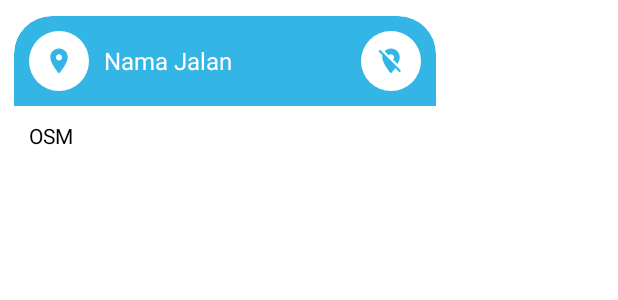
After one commit to CloudDear/TugasBesar_MBanking_18_Revisi, an Android app: the layout layout_tooltip.xml on its own in the app's theme, with its tools: preview values and no code run, on a phone screen of 412 x 824 dp. The commit adds this screen. Shown: the top 300 px of the screen. Run offline under Robolectric (Android 15) with nearby library versions, the phone set to English and light mode, and no system bars.

Commit message:
Commit UGD Geo Location

```diff
--- a/app/build.gradle
+++ b/app/build.gradle
@@ -63,4 +63,7 @@ dependencies {
     androidTestImplementation 'androidx.test.espresso:espresso-core:3.4.0'
     implementation 'androidx.cardview:cardview:1.0.0'
     implementation "androidx.recyclerview:recyclerview:1.1.0"
+
+    //maps
+    implementation 'org.osmdroid:osmdroid-android:6.1.11'
 }
--- a/app/src/main/AndroidManifest.xml
+++ b/app/src/main/AndroidManifest.xml
@@ -2,6 +2,8 @@
 <manifest xmlns:android="http://schemas.android.com/apk/res/android"
     xmlns:tools="http://schemas.android.com/tools"
     package="com.example.tugasbesar_mbanking_18">
+
+    <uses-permission android:name="android.permission.INTERNET"/>
 
     <application
         android:allowBackup="true"
@@ -32,6 +34,9 @@
             android:name=".EditActivity"
             android:exported="false" />
         <activity
+            android:name=".MapsActivity"
+            android:exported="false" />
+        <activity
             android:name=".MainActivity"
             android:exported="true">
             <intent-filter>
--- a/app/src/main/java/com/example/tugasbesar_mbanking_18/FragmentMemo.kt
+++ b/app/src/main/java/com/example/tugasbesar_mbanking_18/FragmentMemo.kt
@@ -92,6 +92,7 @@ class FragmentMemo : Fragment() {
         }
 
     }
+
     fun setupListener() {
         button_create.setOnClickListener { intentEdit(0, Constant.TYPE_CREATE) }
     }
--- /dev/null
+++ b/app/src/main/res/drawable/bg_circle.xml
@@ -0,0 +1,6 @@
+<?xml version="1.0" encoding="utf-8"?>
+<shape android:shape="oval"
+    xmlns:android="http://schemas.android.com/apk/res/android">
+    <solid android:color="#42b752" />
+    <size android:height="20dp" android:width="20dp" />
+</shape>
--- /dev/null
+++ b/app/src/main/res/drawable/bg_rounded_rect.xml
@@ -0,0 +1,8 @@
+<?xml version="1.0" encoding="utf-8"?>
+<shape xmlns:android="http://schemas.android.com/apk/res/android"
+    android:shape="rectangle">
+    <solid android:color="@android:color/white" />
+    <corners
+        android:topLeftRadius="25dp"
+        android:topRightRadius="25dp" />
+</shape>
--- /dev/null
+++ b/app/src/main/res/drawable/bg_triangle.xml
@@ -0,0 +1,11 @@
+<?xml version="1.0" encoding="utf-8"?>
+<vector xmlns:android="http://schemas.android.com/apk/res/android"
+    android:width="10dp"
+    android:height="24dp"
+    android:viewportWidth="24.0"
+    android:viewportHeight="24.0">
+    <path
+        android:fillColor="#000000"
+        android:pathData="M0,12l0,12 11.5,-5.7c6.3,-3.2 11.5,-6 11.5,-6.3 0,-0.3 -5.2,-3.1 -11.5,-6.3l-11.5,-5.7 0,12z"
+        android:strokeColor="#00000000"/>
+</vector>
--- /dev/null
+++ b/app/src/main/res/drawable/ic_baseline_close_24.xml
@@ -0,0 +1,5 @@
+<vector android:height="24dp" android:tint="#000000"
+    android:viewportHeight="24" android:viewportWidth="24"
+    android:width="24dp" xmlns:android="http://schemas.android.com/apk/res/android">
+    <path android:fillColor="@android:color/white" android:pathData="M12,6.5c1.38,0 2.5,1.12 2.5,2.5 0,0.74 -0.33,1.39 -0.83,1.85l3.63,3.63c0.98,-1.86 1.7,-3.8 1.7,-5.48 0,-3.87 -3.13,-7 -7,-7 -1.98,0 -3.76,0.83 -5.04,2.15l3.19,3.19c0.46,-0.52 1.11,-0.84 1.85,-0.84zM16.37,16.1l-4.63,-4.63 -0.11,-0.11L3.27,3 2,4.27l3.18,3.18C5.07,7.95 5,8.47 5,9c0,5.25 7,13 7,13s1.67,-1.85 3.38,-4.35L18.73,21 20,19.73l-3.63,-3.63z"/>
+</vector>
--- /dev/null
+++ b/app/src/main/res/drawable/ic_baseline_location_on_24.xml
@@ -0,0 +1,5 @@
+<vector android:height="24dp" android:tint="#000000"
+    android:viewportHeight="24" android:viewportWidth="24"
+    android:width="24dp" xmlns:android="http://schemas.android.com/apk/res/android">
+    <path android:fillColor="@android:color/white" android:pathData="M12,2C8.13,2 5,5.13 5,9c0,5.25 7,13 7,13s7,-7.75 7,-13c0,-3.87 -3.13,-7 -7,-7zM12,11.5c-1.38,0 -2.5,-1.12 -2.5,-2.5s1.12,-2.5 2.5,-2.5 2.5,1.12 2.5,2.5 -1.12,2.5 -2.5,2.5z"/>
+</vector>
--- /dev/null
+++ b/app/src/main/res/layout/layout_tooltip.xml
@@ -0,0 +1,100 @@
+<?xml version="1.0" encoding="utf-8"?>
+<RelativeLayout xmlns:android="http://schemas.android.com/apk/res/android"
+    xmlns:app="http://schemas.android.com/apk/res-auto"
+    android:layout_width="wrap_content"
+    android:layout_height= "wrap_content">
+
+    <androidx.cardview.widget.CardView
+        android:id="@+id/cvContent"
+        android:layout_width="300dp"
+        android:layout_height="wrap_content"
+        android:layout_alignParentTop="true"
+        android:layout_centerInParent="true"
+        android:orientation="vertical"
+        app:cardBackgroundColor="@color/white"
+        app:cardCornerRadius="25dp"
+        app:cardElevation="0dp"
+        app:cardUseCompatPadding="true">
+
+    <LinearLayout
+        android:layout_width="match_parent"
+        android:layout_height="wrap_content"
+        android:orientation="vertical">
+
+        <RelativeLayout
+            android:layout_width="match_parent"
+            android:layout_height="wrap_content"
+            android:background="@drawable/bg_rounded_rect"
+            android:backgroundTint="@android:color/holo_blue_light"
+            android:padding="10dp">
+
+            <ImageView
+                android:id="@+id/imageLocation"
+                android:layout_width="40dp"
+                android:layout_height="40dp"
+                android:layout_alignParentStart="true"
+                android:layout_centerInParent="true"
+                android:background= "@drawable/bg_circle"
+                android:backgroundTint="@color/white"
+                android:padding="10dp"
+                android:src="@drawable/ic_baseline_location_on_24"
+                app:tint="@android:color/holo_blue_light" />
+
+            <TextView
+            android:id="@+id/tvNamaLokasi"
+            android:layout_width="wrap_content"
+            android:layout_height= "wrap_content"
+            android:layout_centerInParent="true"
+            android:layout_marginStart="10dp"
+            android:layout_marginEnd="10dp"
+            android:layout_toEndOf="@+id/imageLocation"
+            android:ellipsize="end"
+                android:singleLine="true"
+                android:text="Nama Jalan"
+            android:textColor="@color/white"
+            android:textSize="16sp" />
+
+            <ImageView
+                android:id="@+id/imageClose"
+                android:layout_width="40dp"
+                android:layout_height="40dp"
+                android:layout_alignParentEnd="true"
+                android:layout_centerInParent="true"
+                android:background="@drawable/bg_circle"
+                android:backgroundTint="@color/white"
+                android:padding="10dp"
+                android:src="@drawable/ic_baseline_close_24"
+                app:tint="@android:color/holo_blue_light" />
+
+        </RelativeLayout>
+
+        <LinearLayout
+            android:layout_width="wrap_content"
+            android:layout_height= "wrap_content"
+            android:orientation="vertical"
+            android:padding="10dp">
+
+            <TextView
+                android:id="@+id/tvAlamat"
+                android:layout_width="wrap_content"
+                android:layout_height="wrap_content"
+                android:text="OSM"
+            android:textColor="@color/black" />
+
+        </LinearLayout>
+
+    </LinearLayout>
+
+    </androidx.cardview.widget.CardView>
+
+    <ImageView
+        android:layout_width="wrap_content"
+        android:layout_height="wrap_content"
+        android:layout_below="@id/cvContent"
+        android:layout_centerHorizontal="true"
+        android:layout_marginTop="-22dp"
+        android:rotation="90"
+        android:src="@drawable/bg_triangle"
+        app:tint="@color/white"/>
+
+</RelativeLayout>
```
Also changed, not shown: app/src/main/assets/sample_maps.json (added, +25 -0 lines), app/src/main/java/com/example/tugasbesar_mbanking_18/CustomInfoWindow.kt (added, +27 -0 lines), app/src/main/java/com/example/tugasbesar_mbanking_18/HomeFragment.kt (+17 -35 lines), app/src/main/java/com/example/tugasbesar_mbanking_18/MapsActivity.kt (added, +127 -0 lines), app/src/main/java/com/example/tugasbesar_mbanking_18/ModelMain.kt (added, +8 -0 lines), app/src/main/res/layout/activity_maps.xml (added, +12 -0 lines), app/src/main/res/layout/fragment_home.xml (+16 -3 lines).
